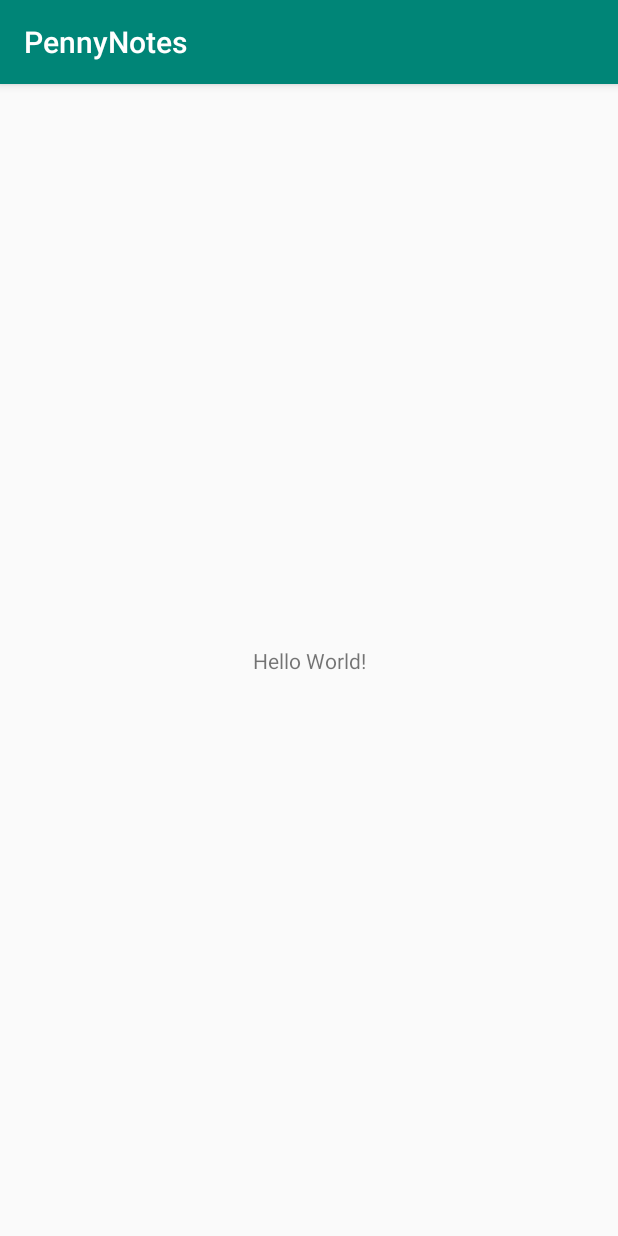
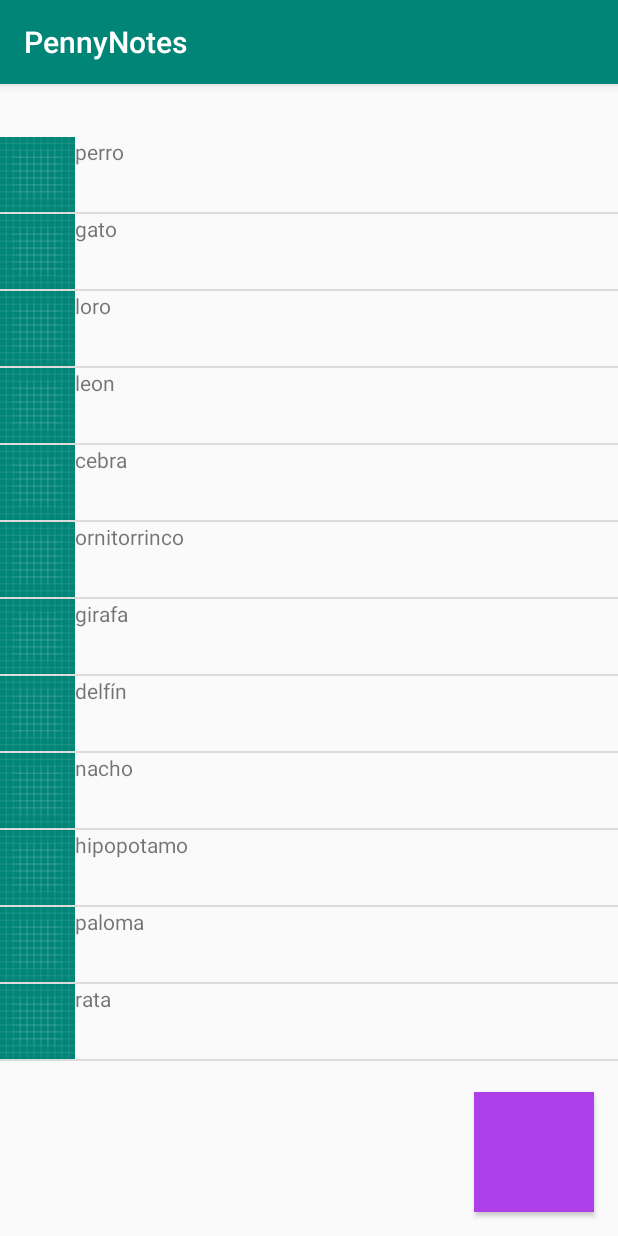
Before and after one commit to PenWallet/Proyectos-Android, an Android app: the screen it shows after launch (MainActivity), on a phone screen of 412 x 824 dp. Run offline under Robolectric (Android 15) with nearby library versions, the phone set to English and light mode, and no system bars.

Commit message:
Empezado Listview

```diff
--- a/PennyNotes/app/src/main/java/com/example/ofunes/pennynotes/MainActivity.java
+++ b/PennyNotes/app/src/main/java/com/example/ofunes/pennynotes/MainActivity.java
@@ -2,12 +2,32 @@ package com.example.ofunes.pennynotes;
 
 import android.support.v7.app.AppCompatActivity;
 import android.os.Bundle;
+import android.view.View;
+import android.widget.AdapterView;
+import android.widget.ArrayAdapter;
+import android.widget.ListView;
+import android.widget.TextView;
 
-public class MainActivity extends AppCompatActivity {
+public class MainActivity extends AppCompatActivity implements AdapterView.OnItemClickListener {
+    private static final String[] lista = {"perro", "gato", "loro", "leon", "cebra", "ornitorrinco",
+    "girafa", "delfín", "nacho", "hipopotamo", "paloma", "rata"};
+    ListView lv;
+    TextView txt;
 
     @Override
     protected void onCreate(Bundle savedInstanceState) {
         super.onCreate(savedInstanceState);
         setContentView(R.layout.activity_main);
+        lv = findViewById(R.id.listView);
+        lv.setAdapter(new ArrayAdapter<String>(this, R.layout.fila, R.id.txtTexto2, lista));
+        lv.setOnItemClickListener(this);
+        txt = findViewById(R.id.txtTop);
+    }
+
+    //Mirar método getView
+
+    @Override
+    public void onItemClick(AdapterView<?> adapterView, View view, int i, long l) {
+        txt.setText(lista[i]);
     }
 }
--- /dev/null
+++ b/PennyNotes/app/src/main/res/drawable-v24/botonanadir.xml
@@ -0,0 +1,6 @@
+<?xml version="1.0" encoding="utf-8"?>
+<shape xmlns:android="http://schemas.android.com/apk/res/android" android:shape="rectangle">
+
+    <solid android:color="#ad40e8"/>
+
+</shape>
--- a/PennyNotes/app/src/main/res/layout/activity_main.xml
+++ b/PennyNotes/app/src/main/res/layout/activity_main.xml
@@ -7,12 +7,35 @@
     tools:context=".MainActivity">
 
     <TextView
-        android:layout_width="wrap_content"
+        android:id="@+id/txtTop"
+        android:layout_width="match_parent"
         android:layout_height="wrap_content"
-        android:text="Hello World!"
-        app:layout_constraintBottom_toBottomOf="parent"
-        app:layout_constraintLeft_toLeftOf="parent"
-        app:layout_constraintRight_toRightOf="parent"
+        android:layout_marginStart="8dp"
+        android:layout_marginTop="8dp"
+        android:layout_marginEnd="8dp"
+        app:layout_constraintEnd_toEndOf="parent"
+        app:layout_constraintStart_toStartOf="parent"
         app:layout_constraintTop_toTopOf="parent" />
 
+    <ListView
+        android:id="@+id/listView"
+        android:layout_width="0dp"
+        android:layout_height="0dp"
+        android:layout_marginTop="8dp"
+        app:layout_constraintBottom_toBottomOf="parent"
+        app:layout_constraintEnd_toEndOf="parent"
+        app:layout_constraintHorizontal_bias="0.0"
+        app:layout_constraintStart_toStartOf="parent"
+        app:layout_constraintTop_toBottomOf="@+id/txtTop" />
+
+    <Button
+        android:id="@+id/button"
+        android:layout_width="80sp"
+        android:layout_height="80sp"
+        android:layout_marginEnd="16dp"
+        android:layout_marginBottom="16dp"
+        android:background="@drawable/botonanadir"
+        app:layout_constraintBottom_toBottomOf="parent"
+        app:layout_constraintEnd_toEndOf="parent" />
+
 </android.support.constraint.ConstraintLayout>
--- /dev/null
+++ b/PennyNotes/app/src/main/res/layout/fila.xml
@@ -0,0 +1,17 @@
+<?xml version="1.0" encoding="utf-8"?>
+<LinearLayout
+    xmlns:android="http://schemas.android.com/apk/res/android" android:layout_width="match_parent"
+    android:layout_height="match_parent"
+    android:orientation="horizontal">
+
+    <ImageView
+        android:layout_width="50sp"
+        android:layout_height="50sp"
+        android:src="@drawable/ic_launcher_background"/>
+
+    <TextView
+        android:id="@+id/txtTexto2"
+        android:layout_width="match_parent"
+        android:layout_height="wrap_content"/>
+
+</LinearLayout>
```
